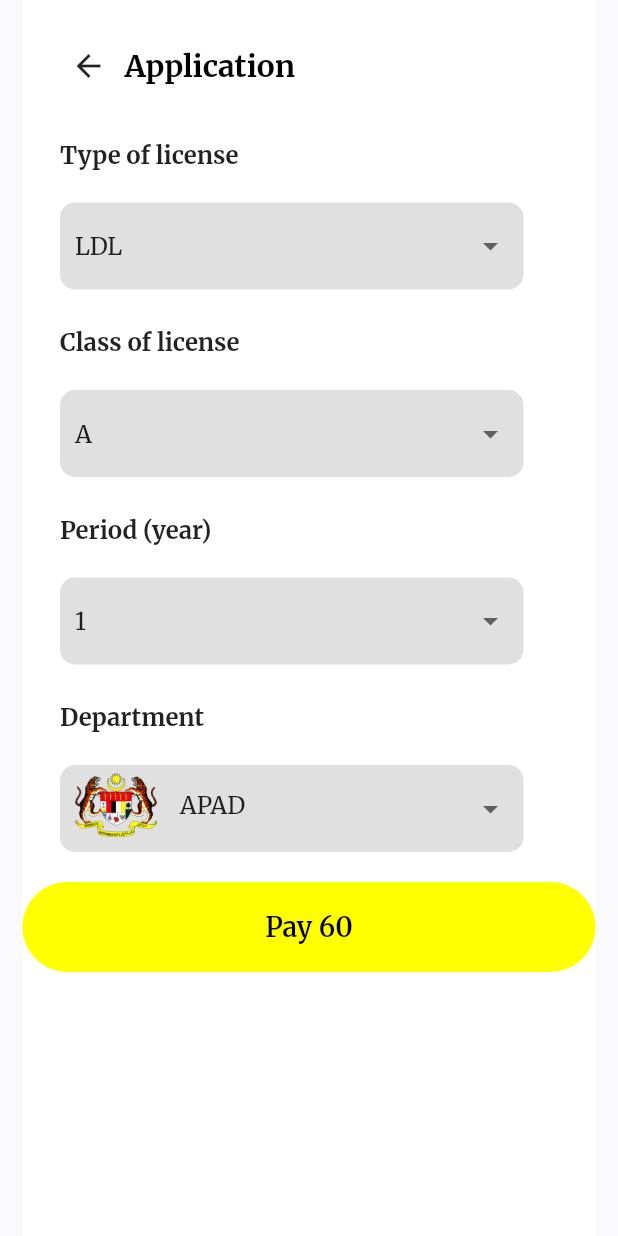
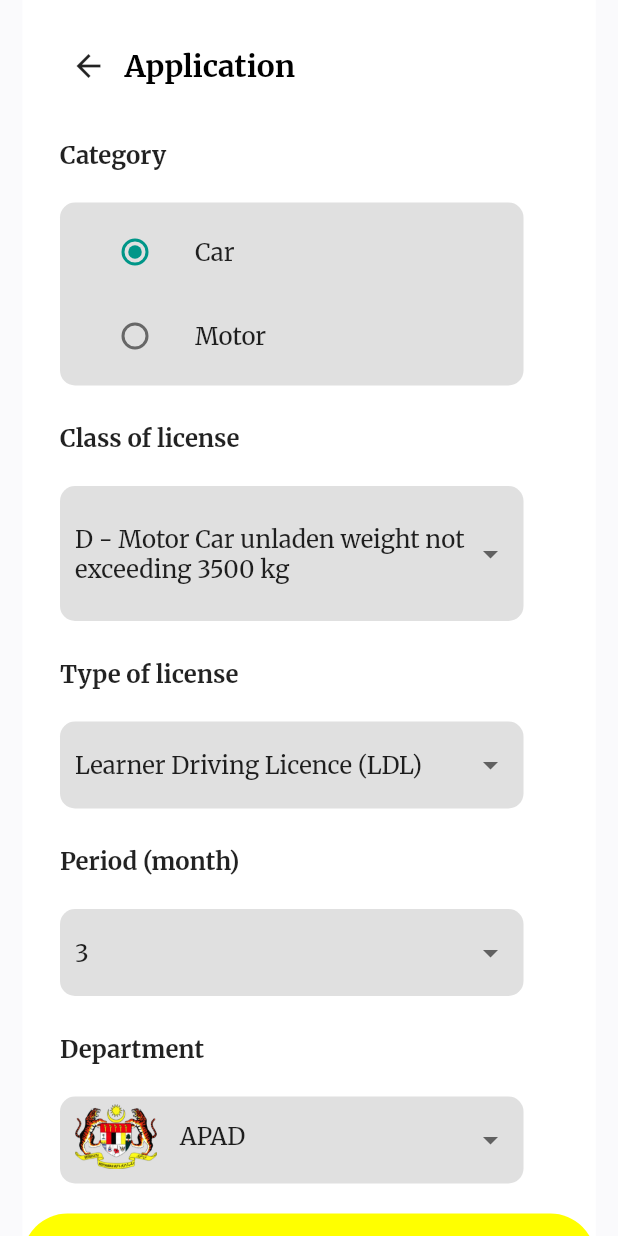
Before and after one commit to TPosition/dfyp, a Flutter app: the ApplicationForm screen opened directly, on a phone screen of 412 x 824 dp. Run offline on Flutter 3.47's test engine with Material 2 defaults, Android fonts, the phone set to English and light mode, and no system bars; our stand-ins replace bloc, cloud_firestore, equatable, firebase_auth, firebase_core, firebase_storage and 6 more; missing offline and left inert: flow_builder, razorpay_flutter, very_good_analysis; accounts and stored records are empty; project files that could hold a hidden picture were left out.

Commit message:
update app pg isCar

```diff
--- a/lib/application/cubit/application_cubit.dart
+++ b/lib/application/cubit/application_cubit.dart
@@ -18,6 +18,14 @@ class ApplicationCubit extends Cubit<ApplicationState> {
       ..on(Razorpay.EVENT_PAYMENT_SUCCESS, _handlePaymentSuccess)
       ..on(Razorpay.EVENT_PAYMENT_ERROR, _handlePaymentError)
       ..on(Razorpay.EVENT_EXTERNAL_WALLET, _handleExternalWallet);
+  }
+
+  void isCarChanged(final bool value) {
+    emit(
+      state.copyWith(
+        isCar: value,
+      ),
+    );
   }
 
   void typeChanged(final String value) {
--- a/lib/application/cubit/application_state.dart
+++ b/lib/application/cubit/application_state.dart
@@ -3,11 +3,12 @@ part of 'application_cubit.dart';
 class ApplicationState extends Equatable {
   const ApplicationState({
     final this.type = 'LDL',
-    final this.lclass = 'A',
-    final this.period = 1,
+    final this.lclass = 'D',
+    final this.period = 3,
     final this.department = 'APAD',
     final this.status = FormzStatus.pure,
-  }) : amount = period * 60;
+    final this.isCar = true,
+  }) : amount = period * 10;
 
   final String type;
   final String lclass;
@@ -15,6 +16,7 @@ class ApplicationState extends Equatable {
   final String department;
   final FormzStatus status;
   final int amount;
+  final bool isCar;
 
   @override
   List<Object> get props => [
@@ -23,6 +25,7 @@ class ApplicationState extends Equatable {
         period,
         department,
         status,
+        isCar,
       ];
 
   ApplicationState copyWith({
@@ -31,6 +34,7 @@ class ApplicationState extends Equatable {
     final int? period,
     final String? department,
     final FormzStatus? status,
+    final bool? isCar,
   }) =>
       ApplicationState(
         type: type ?? this.type,
@@ -38,5 +42,6 @@ class ApplicationState extends Equatable {
         period: period ?? this.period,
         department: department ?? this.department,
         status: status ?? this.status,
+        isCar: isCar ?? this.isCar,
       );
 }
--- a/lib/application/view/application_form.dart
+++ b/lib/application/view/application_form.dart
@@ -14,6 +14,8 @@ import '/info_update/cubit/info_update_cubit.dart';
 import 'package:formz/formz.dart';
 import 'package:storage_repository/storage_repository.dart';
 
+enum CarCategory { car, motor }
+
 class ApplicationForm extends StatelessWidget {
   const ApplicationForm({final Key? key}) : super(key: key);
 
@@ -22,29 +24,66 @@ class ApplicationForm extends StatelessWidget {
     final user =
         context.select((final CurrentUserBloc bloc) => bloc.state.user);
 
+    final selectCategory = context.select(
+      (final ApplicationCubit bloc) => bloc.state.isCar,
+    );
+    final selectType = context.select(
+      (final ApplicationCubit bloc) => bloc.state.type,
+    );
+
     final typeList = ['LDL', 'PDL', 'CDL', 'VL'];
+    final typeListName = [
+      'Learner Driving Licence (LDL)',
+      'Probationary Driving Licence (PDL)',
+      'Competent Driving Licence (CDL)',
+      'Vocational Licence'
+    ];
     final lclassList = ['A', 'A1', 'B', 'B1', 'D'];
     final periodList = [1, 2, 3, 4, 5];
+
+    final carClassList = ['D', 'DA'];
+    final carClassListName = [
+      'Motor Car unladen weight not exceeding 3500 kg',
+      'Motor Car Without Clutch Pedal unladen weight not exceeding 3500 kg'
+    ];
+    final motorClassList = ['B', 'B1', 'B2'];
+    final motorClassListName = [
+      'Motorcycle exceeding 500 cc',
+      'Motorcycle not exceeding 500 cc',
+      'Motorcycle not exceeding 250 cc'
+    ];
+
+    final ldlPeriodList = [3, 6];
+    final pdlPeriodList = [24];
+    final cdlPeriodList = [12, 24, 36, 48, 60];
+
+    final vlTypeList = ['GDL', 'PSV'];
+    final vlClassList = ['B', 'B2', 'E', 'D'];
+    final vlPeriodList = [12];
+
     final departmentList = ['APAD', 'LPKP Sabah', 'LPKP Sarawak'];
 
     final sizeWidth = MediaQuery.of(context).size.width * 3 / 4;
+    CarCategory _isCar = CarCategory.car;
 
     return BlocListener<ApplicationCubit, ApplicationState>(
       listener: (final context, final state) {
         if (state.status.isSubmissionSuccess) {
           try {
-            context.read<LicensesBloc>().add(AddLicense(
+            context.read<LicensesBloc>().add(
+                  AddLicense(
                     License(
                       uid: user.uid,
                       type: state.type,
                       lclass: state.lclass,
                       period: state.period,
                       department: state.department,
-                    expiry:
-                        DateTime.now().add(Duration(days: state.period * 365)),
+                      expiry: DateTime.now()
+                          .add(Duration(days: state.period * 365)),
                       status: "pending",
                     ),
-                ));
+                  ),
+                );
           } on Exception {}
 
           context.read<TransactionsBloc>().add(
@@ -87,7 +126,8 @@ class ApplicationForm extends StatelessWidget {
                                 icon: const Icon(Icons.arrow_back),
                                 onPressed: () {
                                   Navigator.of(context).pop();
-                                  }),
+                                },
+                              ),
                               const Text(
                                 'Application',
                                 style: TextStyle(
@@ -109,6 +149,68 @@ class ApplicationForm extends StatelessWidget {
                       child: Column(
                         crossAxisAlignment: CrossAxisAlignment.start,
                         children: <Widget>[
+                          Padding(
+                            padding: const EdgeInsets.only(
+                              left: 25,
+                              right: 25,
+                              top: 25,
+                            ),
+                            child: Row(
+                              children: <Widget>[
+                                Column(
+                                  mainAxisSize: MainAxisSize.min,
+                                  children: const <Widget>[
+                                    Text(
+                                      'Category',
+                                      style: TextStyle(
+                                        fontSize: 16,
+                                        fontWeight: FontWeight.bold,
+                                      ),
+                                    ),
+                                  ],
+                                ),
+                              ],
+                            ),
+                          ),
+                          const SizedBox(
+                            height: 20,
+                          ),
+                          Padding(
+                            padding: const EdgeInsets.only(
+                              left: 25,
+                              top: 2,
+                            ),
+                            child: Row(
+                              children: <Widget>[
+                                Container(
+                                  width: sizeWidth,
+                                  padding: const EdgeInsets.symmetric(
+                                    horizontal: 10,
+                                    vertical: 5,
+                                  ),
+                                  decoration: BoxDecoration(
+                                    color: Colors.black12,
+                                    borderRadius: BorderRadius.circular(10),
+                                  ),
+                                  child: const RadioOption(),
+                                ),
+                              ],
+                            ),
+                          ),
+                          if (selectCategory)
+                            _lclassWidget(
+                              sizeWidth,
+                              context,
+                              carClassList,
+                              carClassListName,
+                            )
+                          else
+                            _lclassWidget(
+                              sizeWidth,
+                              context,
+                              motorClassList,
+                              motorClassListName,
+                            ),
                           Padding(
                             padding: const EdgeInsets.only(
                               left: 25,
@@ -164,11 +266,40 @@ class ApplicationForm extends StatelessWidget {
                                           (final String item) =>
                                               DropdownMenuItem<String>(
                                             value: item,
-                                            child: Text(item),
+                                            child: Text(
+                                              typeListName[
+                                                  typeList.indexOf(item)],
+                                            ),
                                           ),
                                         )
                                         .toList(),
                                     onChanged: (final String? value) {
+                                      if (value == 'LDL') {
+                                        context
+                                            .read<ApplicationCubit>()
+                                            .periodChanged(3);
+                                      }
+                                      if (value == 'LDL') {
+                                        context
+                                            .read<ApplicationCubit>()
+                                            .periodChanged(3);
+                                      }
+                                      if (value == 'PDL') {
+                                        context
+                                            .read<ApplicationCubit>()
+                                            .periodChanged(24);
+                                      }
+                                      if (value == 'CDL') {
+                                        context
+                                            .read<ApplicationCubit>()
+                                            .periodChanged(12);
+                                      }
+                                      if (value == 'VL') {
+                                        context
+                                            .read<ApplicationCubit>()
+                                            .periodChanged(12);
+                                      }
+
                                       context
                                           .read<ApplicationCubit>()
                                           .typeChanged(value!);
@@ -178,144 +309,14 @@ class ApplicationForm extends StatelessWidget {
                               ],
                             ),
                           ),
-                          Padding(
-                            padding: const EdgeInsets.only(
-                              left: 25,
-                              right: 25,
-                              top: 25,
-                            ),
-                            child: Row(
-                              children: <Widget>[
-                                Column(
-                                  mainAxisSize: MainAxisSize.min,
-                                  children: const <Widget>[
-                                    Text(
-                                      'Class of license',
-                                      style: TextStyle(
-                                        fontSize: 16,
-                                        fontWeight: FontWeight.bold,
-                                      ),
-                                    ),
-                                  ],
-                                ),
-                              ],
-                            ),
-                          ),
-                          const SizedBox(
-                            height: 20,
-                          ),
-                          Padding(
-                            padding: const EdgeInsets.only(
-                              left: 25,
-                              top: 2,
-                            ),
-                            child: Row(
-                              children: <Widget>[
-                                Container(
-                                  width: sizeWidth,
-                                  padding: const EdgeInsets.symmetric(
-                                    horizontal: 10,
-                                    vertical: 5,
-                                  ),
-                                  decoration: BoxDecoration(
-                                    color: Colors.black12,
-                                    borderRadius: BorderRadius.circular(10),
-                                  ),
-                                  child: DropdownButton(
-                                    underline: const SizedBox(),
-                                    isExpanded: true,
-                                    value: context.select(
-                                      (final ApplicationCubit bloc) =>
-                                          bloc.state.lclass,
-                                    ),
-                                    items: lclassList
-                                        .map<DropdownMenuItem<String>>(
-                                          (final String item) =>
-                                              DropdownMenuItem<String>(
-                                            value: item,
-                                            child: Text(item),
-                                          ),
-                                        )
-                                        .toList(),
-                                    onChanged: (final String? value) {
-                                      context
-                                          .read<ApplicationCubit>()
-                                          .lclassChanged(value!);
-                                    },
-                                  ),
-                                ),
-                              ],
-                            ),
-                          ),
-                          Padding(
-                            padding: const EdgeInsets.only(
-                              left: 25,
-                              right: 25,
-                              top: 25,
-                            ),
-                            child: Row(
-                              children: <Widget>[
-                                Column(
-                                  mainAxisSize: MainAxisSize.min,
-                                  children: const <Widget>[
-                                    Text(
-                                      'Period (year)',
-                                      style: TextStyle(
-                                        fontSize: 16,
-                                        fontWeight: FontWeight.bold,
-                                      ),
-                                    ),
-                                  ],
-                                ),
-                              ],
-                            ),
-                          ),
-                          const SizedBox(
-                            height: 20,
-                          ),
-                          Padding(
-                            padding: const EdgeInsets.only(
-                              left: 25,
-                              top: 2,
-                            ),
-                            child: Row(
-                              children: <Widget>[
-                                Container(
-                                  width: sizeWidth,
-                                  padding: const EdgeInsets.symmetric(
-                                    horizontal: 10,
-                                    vertical: 5,
-                                  ),
-                                  decoration: BoxDecoration(
-                                    color: Colors.black12,
-                                    borderRadius: BorderRadius.circular(10),
-                                  ),
-                                  child: DropdownButton(
-                                    underline: const SizedBox(),
-                                    isExpanded: true,
-                                    value: context.select(
-                                      (final ApplicationCubit bloc) =>
-                                          bloc.state.period,
-                                    ),
-                                    items: periodList
-                                        .map<DropdownMenuItem<int>>(
-                                          (final int item) =>
-                                              DropdownMenuItem<int>(
-                                            value: item,
-                                            child: Text(item.toString()),
-                                          ),
-                                        )
-                                        .toList(),
-                                    onChanged: (final int? value) {
-                                      context
-                                          .read<ApplicationCubit>()
-                                          .periodChanged(value!);
-                                    },
-                                  ),
-                                ),
-                              ],
-                            ),
-                          ),
+                          if (selectType == 'LDL')
+                            _periodWidget(sizeWidth, context, ldlPeriodList),
+                          if (selectType == 'PDL')
+                            _periodWidget(sizeWidth, context, pdlPeriodList),
+                          if (selectType == 'CDL')
+                            _periodWidget(sizeWidth, context, cdlPeriodList),
+                          if (selectType == 'VL')
+                            _periodWidget(sizeWidth, context, vlPeriodList),
                           Padding(
                             padding: const EdgeInsets.only(
                               left: 25,
@@ -423,7 +424,8 @@ class ApplicationForm extends StatelessWidget {
                                     user.uid,
                                     user.email,
                                     user.displayName,
-                                      user.mobile);
+                                    user.mobile,
+                                  );
                             },
                             color: Colors.yellowAccent,
                             elevation: 0,
@@ -451,4 +453,201 @@ class ApplicationForm extends StatelessWidget {
       ),
     );
   }
+
+  Column _periodWidget(final double sizeWidth, final BuildContext context,
+          final List<int> periodList) =>
+      Column(
+        children: [
+          Padding(
+            padding: const EdgeInsets.only(
+              left: 25,
+              right: 25,
+              top: 25,
+            ),
+            child: Row(
+              children: <Widget>[
+                Column(
+                  mainAxisSize: MainAxisSize.min,
+                  children: const <Widget>[
+                    Text(
+                      'Period (month)',
+                      style: TextStyle(
+                        fontSize: 16,
+                        fontWeight: FontWeight.bold,
+                      ),
+                    ),
+                  ],
+                ),
+              ],
+            ),
+          ),
+          const SizedBox(
+            height: 20,
+          ),
+          Padding(
+            padding: const EdgeInsets.only(
+              left: 25,
+              top: 2,
+            ),
+            child: Row(
+              children: <Widget>[
+                Container(
+                  width: sizeWidth,
+                  padding: const EdgeInsets.symmetric(
+                    horizontal: 10,
+                    vertical: 5,
+                  ),
+                  decoration: BoxDecoration(
+                    color: Colors.black12,
+                    borderRadius: BorderRadius.circular(10),
+                  ),
+                  child: DropdownButton(
+                    underline: const SizedBox(),
+                    isExpanded: true,
+                    value: context.select(
+                      (final ApplicationCubit bloc) => bloc.state.period,
+                    ),
+                    items: periodList
+                        .map<DropdownMenuItem<int>>(
+                          (final int item) => DropdownMenuItem<int>(
+                            value: item,
+                            child: Text(item.toString()),
+                          ),
+                        )
+                        .toList(),
+                    onChanged: (final int? value) {
+                      context.read<ApplicationCubit>().periodChanged(value!);
+                    },
+                  ),
+                ),
+              ],
+            ),
+          ),
+        ],
+      );
+
+  Column _lclassWidget(final double sizeWidth, final BuildContext context,
+          final List<String> lclassList, final List<String> lclassListName) =>
+      Column(
+        children: [
+          Padding(
+            padding: const EdgeInsets.only(
+              left: 25,
+              right: 25,
+              top: 25,
+            ),
+            child: Row(
+              children: <Widget>[
+                Column(
+                  mainAxisSize: MainAxisSize.min,
+                  children: const <Widget>[
+                    Text(
+                      'Class of license',
+                      style: TextStyle(
+                        fontSize: 16,
+                        fontWeight: FontWeight.bold,
+                      ),
+                    ),
+                  ],
+                ),
+              ],
+            ),
+          ),
+          const SizedBox(
+            height: 20,
+          ),
+          Padding(
+            padding: const EdgeInsets.only(
+              left: 25,
+              top: 2,
+            ),
+            child: Row(
+              children: <Widget>[
+                Container(
+                  width: sizeWidth,
+                  padding: const EdgeInsets.symmetric(
+                    horizontal: 10,
+                    vertical: 5,
+                  ),
+                  decoration: BoxDecoration(
+                    color: Colors.black12,
+                    borderRadius: BorderRadius.circular(10),
+                  ),
+                  child: DropdownButton(
+                    itemHeight: 80,
+                    underline: const SizedBox(),
+                    isExpanded: true,
+                    value: context.select(
+                      (final ApplicationCubit bloc) => bloc.state.lclass,
+                    ),
+                    items: lclassList
+                        .map<DropdownMenuItem<String>>(
+                          (final String item) => DropdownMenuItem<String>(
+                            value: item,
+                            child: Text(
+                              '$item - ${lclassListName[lclassList.indexOf(item)]}',
+                            ),
+                          ),
+                        )
+                        .toList(),
+                    onChanged: (final String? value) {
+                      context.read<ApplicationCubit>().lclassChanged(value!);
+                    },
+                  ),
+                ),
+              ],
+            ),
+          ),
+        ],
+      );
 }
+
+class RadioOption extends StatefulWidget {
+  const RadioOption({final Key? key}) : super(key: key);
+
+  @override
+  State<RadioOption> createState() => _RadioOption();
+}
+
+class _RadioOption extends State<RadioOption> {
+  CarCategory? _isCar = CarCategory.car;
+
+  @override
+  Widget build(final BuildContext context) =>
+      BlocBuilder<ApplicationCubit, ApplicationState>(
+        buildWhen: (final previous, final current) =>
+            previous.isCar != current.isCar,
+        builder: (final context, final state) => Column(
+          children: <Widget>[
+            ListTile(
+              title: const Text('Car'),
+              leading: Radio<CarCategory>(
+                value: CarCategory.car,
+                groupValue: _isCar,
+                onChanged: (final CarCategory? value) {
+                  context.read<ApplicationCubit>().lclassChanged('D');
+                  context.read<ApplicationCubit>().isCarChanged(true);
+                  setState(() {
+                    _isCar = value;
+                  });
+                },
+              ),
+            ),
+            ListTile(
+              title: const Text('Motor'),
+              leading: Radio<CarCategory>(
+                value: CarCategory.motor,
+                groupValue: _isCar,
+                onChanged: (final CarCategory? value) {
+                  context.read<ApplicationCubit>().lclassChanged('B');
+                  context.read<ApplicationCubit>().isCarChanged(false);
+                  setState(() {
+                    _isCar = value;
+                  });
+                },
+              ),
+            ),
+          ],
+        ),
+      );
+}
```
Lines whose indentation alone changed are shown as unchanged.
